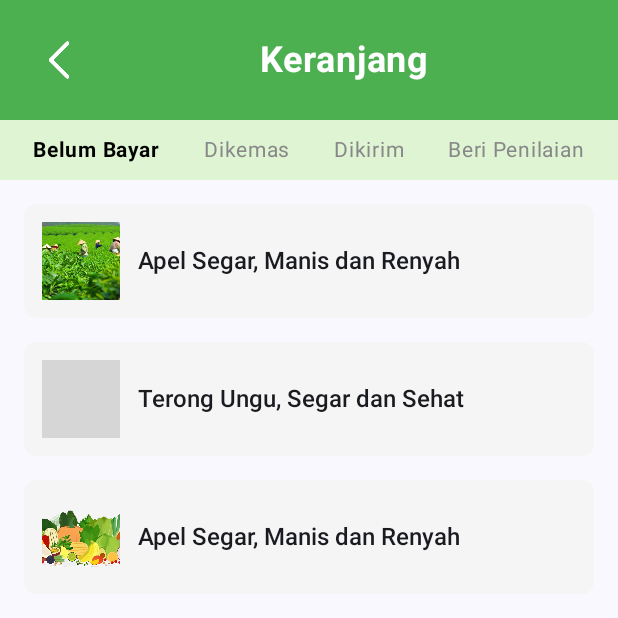
After one commit to dafridramadhan/agromediator_frontend, an Android app built with Jetpack Compose: the composable KeranjangPage shown on its own in the app's theme, on a phone screen of 412 x 824 dp, the top half of it. The commit adds this screen. Run offline under Robolectric (Android 15) with nearby library versions, the phone set to English and light mode, and no system bars; grey boxes are pictures that could not be loaded.

Commit message:
keranjang

```diff
--- a/app/src/main/java/com/example/agromediator_frontend/MainActivity.kt
+++ b/app/src/main/java/com/example/agromediator_frontend/MainActivity.kt
@@ -1,5 +1,6 @@
 package com.example.agromediator_frontend
 
+import KeranjangPage
 import android.os.Bundle
 import androidx.activity.ComponentActivity
 import androidx.activity.compose.setContent
@@ -67,6 +68,9 @@ fun AgromediatorApp() {
             composable(Routes.Profile){
                 ProfilePage(navController)
             }
+            composable(Routes.cart){
+                KeranjangPage(navController)
+            }
         }
     )
 }
--- a/app/src/main/java/com/example/agromediator_frontend/model/Routes.kt
+++ b/app/src/main/java/com/example/agromediator_frontend/model/Routes.kt
@@ -8,4 +8,5 @@ object Routes {
     var forget = "forget"
     var Editprofile = "editprofile"
     var Profile = "profile"
+    var cart = "keranjang"
 }
--- /dev/null
+++ b/app/src/main/java/com/example/agromediator_frontend/view/KeranjangPage.kt
@@ -0,0 +1,135 @@
+import androidx.compose.foundation.Image
+import androidx.compose.foundation.background
+import androidx.compose.foundation.layout.Arrangement
+import androidx.compose.foundation.layout.Column
+import androidx.compose.foundation.layout.Row
+import androidx.compose.foundation.layout.Spacer
+import androidx.compose.foundation.layout.fillMaxSize
+import androidx.compose.foundation.layout.fillMaxWidth
+import androidx.compose.foundation.layout.padding
+import androidx.compose.foundation.layout.size
+import androidx.compose.foundation.layout.width
+import androidx.compose.foundation.shape.RoundedCornerShape
+import androidx.compose.material3.Icon
+import androidx.compose.material3.IconButton
+import androidx.compose.material3.Text
+import androidx.compose.runtime.Composable
+import androidx.compose.ui.Alignment
+import androidx.compose.ui.Alignment.Companion.CenterHorizontally
+import androidx.compose.ui.Modifier
+import androidx.compose.ui.graphics.Color
+import androidx.compose.ui.layout.ContentScale
+import androidx.compose.ui.res.painterResource
+import androidx.compose.ui.text.TextStyle
+import androidx.compose.ui.text.font.FontWeight
+import androidx.compose.ui.unit.dp
+import androidx.compose.ui.unit.sp
+import androidx.navigation.NavController
+import com.example.agromediator_frontend.R
+import com.example.agromediator_frontend.model.Routes
+
+@Composable
+fun KeranjangPage(navController: NavController) {
+    Column(modifier = Modifier.fillMaxSize()) {
+        // Header
+        HeaderSection(navController = navController)
+
+        // Tab Bar
+        TabSection()
+
+        // Daftar Produk
+        ProductList()
+    }
+}
+
+@Composable
+fun HeaderSection(navController: NavController) {
+    Row(
+        modifier = Modifier
+            .fillMaxWidth()
+            .background(Color(0xFF4CAF50)) // Warna Hijau
+            .padding(16.dp),
+        verticalAlignment = Alignment.CenterVertically
+    ) {
+        // Back Button
+        IconButton(onClick = { navController.navigate(Routes.Profile) }) {
+            Icon(
+                painter = painterResource(id = R.drawable.icons_back), // Ganti dengan ikon back arrow Anda
+                contentDescription = "Back",
+                tint = Color.White
+            )
+        }
+        Spacer(modifier = Modifier.weight(1f))
+        Text(
+            text = "Keranjang",
+            color = Color.White,
+            fontSize = 24.sp,
+            fontWeight = FontWeight.Bold,
+            modifier = Modifier.align(Alignment.CenterVertically)
+        )
+        Spacer(modifier = Modifier.weight(1f))
+    }
+}
+
+@Composable
+fun TabSection() {
+    Row(
+        modifier = Modifier
+            .fillMaxWidth()
+            .background(Color(0xFFDFF4D3))
+            .padding(8.dp),
+        horizontalArrangement = Arrangement.SpaceAround
+    ) {
+        TabItem("Belum Bayar", true)
+        TabItem("Dikemas", false)
+        TabItem("Dikirim", false)
+        TabItem("Beri Penilaian", false)
+    }
+}
+
+@Composable
+fun TabItem(label: String, isSelected: Boolean) {
+    Text(
+        text = label,
+        color = if (isSelected) Color.Black else Color.Gray,
+        fontSize = 14.sp,
+        fontWeight = if (isSelected) FontWeight.Bold else FontWeight.Normal
+    )
+}
+
+@Composable
+fun ProductList() {
+    Column(modifier = Modifier.padding(8.dp)) {
+        ProductItem(imageRes = R.drawable.kebun, description = "Apel Segar, Manis dan Renyah")
+        ProductItem(imageRes = R.drawable.pager_image, description = "Terong Ungu, Segar dan Sehat")
+        ProductItem(imageRes = R.drawable.agromediator_login_image, description = "Apel Segar, Manis dan Renyah")
+    }
+}
+
+@Composable
+fun ProductItem(imageRes: Int, description: String) {
+    Row(
+        modifier = Modifier
+            .fillMaxWidth()
+            .padding(8.dp)
+            .background(Color(0xFFF5F5F5), RoundedCornerShape(8.dp))
+            .padding(8.dp),
+        verticalAlignment = Alignment.CenterVertically
+    ) {
+        Image(
+            painter = painterResource(id = imageRes),
+            contentDescription = "Product Image",
+            modifier = Modifier
+                .size(60.dp)
+                .padding(4.dp),
+            contentScale = ContentScale.Crop
+        )
+        Spacer(modifier = Modifier.width(8.dp))
+        Column {
+            Text(
+                text = description,
+                style = TextStyle(fontSize = 16.sp, fontWeight = FontWeight.Medium)
+            )
+        }
+    }
+}
--- a/app/src/main/java/com/example/agromediator_frontend/view/ProfilePage.kt
+++ b/app/src/main/java/com/example/agromediator_frontend/view/ProfilePage.kt
@@ -20,8 +20,11 @@ import androidx.compose.material.Icon
 import androidx.compose.material.Scaffold
 import androidx.compose.material.Text
 import androidx.compose.material.TopAppBar
+import androidx.compose.material.icons.Icons
+import androidx.compose.material.icons.filled.ShoppingCart
 import androidx.compose.material3.Button
 import androidx.compose.material3.ButtonDefaults
+import androidx.compose.material3.IconButton
 import androidx.compose.material3.TextButton
 import androidx.compose.runtime.Composable
 import androidx.compose.ui.Alignment
@@ -50,6 +53,7 @@ fun ProfilePage(navController: NavController) {
                     Text("Profile Page")
                 },
                 navigationIcon = {
+
                     androidx.compose.material.IconButton(onClick = {
                         navController.navigate(Routes.home)
                     }) {
@@ -59,10 +63,23 @@ fun ProfilePage(navController: NavController) {
                         )
                     }
                 },
+                actions = {
+                    androidx.compose.material.IconButton(onClick = {
+                        navController.navigate(Routes.cart) // Navigate to cart screen
+                    }) {
+                        Icon(
+                            imageVector = Icons.Default.ShoppingCart,
+                            contentDescription = "Cart",
+                            tint = Color.White
+                        )
+                    }
+                },
                 modifier = Modifier.statusBarsPadding()
             )
         },
+
         modifier = Modifier.fillMaxSize()
+
     ){
             paddingValues ->
         Column(
```
Also changed, not shown: app/src/main/res/drawable/apel.jpg (added), app/src/main/res/drawable/jeruk.jpg (added), app/src/main/res/drawable/terong_banyak.jpg (added), app/src/main/res/drawable/terong_satu.jpg (added), app/src/main/res/drawable/wortel.jpg (added).
